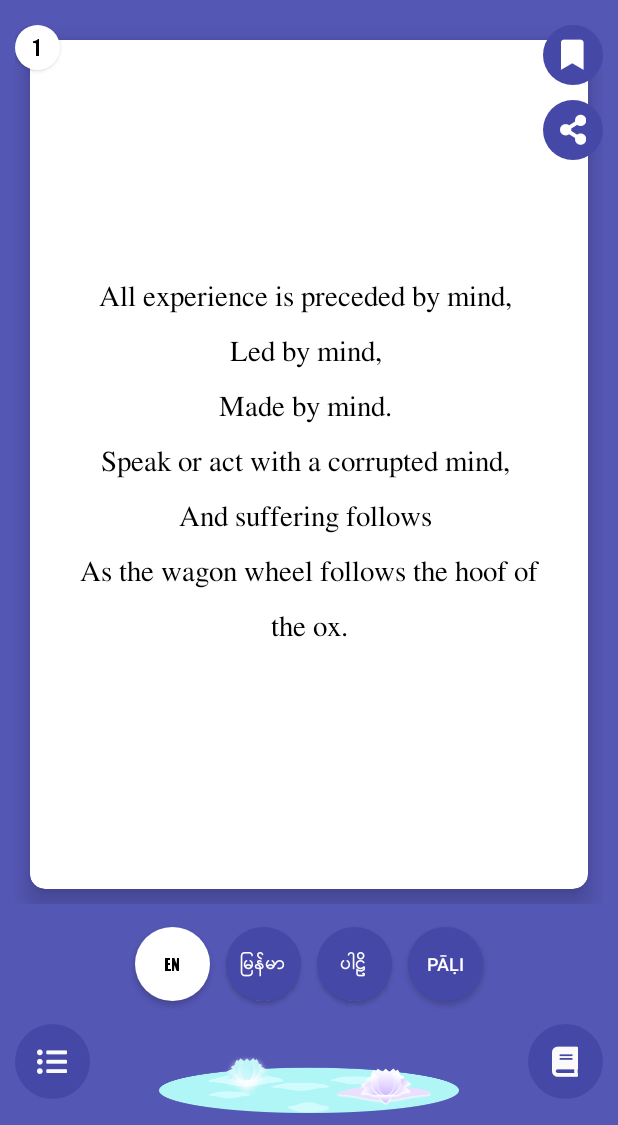
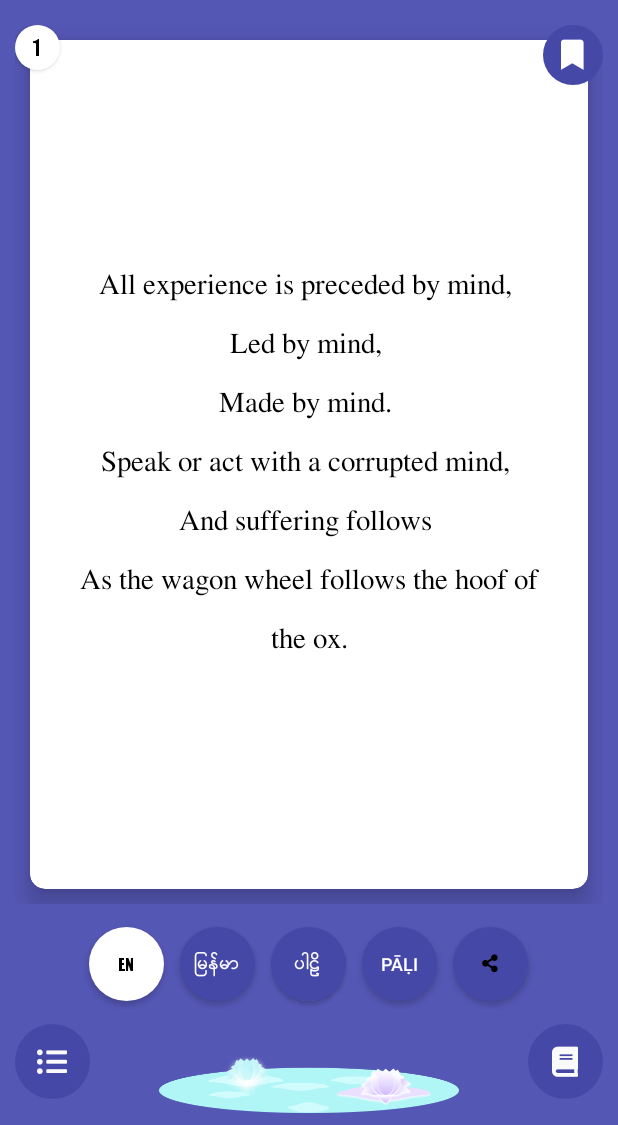
Before and after one commit to xiaoyuanlv/Dhammapada, an Android app: the screen it shows after launch (ItemActivity), after a tap on an icon or button, on a phone screen of 412 x 824 dp, the part 111-1236 px from its top. Run offline under Robolectric (Android 15) with nearby library versions, the light colour scheme and no system bars.

Commit message:
Slide Animation & Share Button Changes

```diff
--- a/app/src/main/java/com/senlasy/dhammapada/activity/ItemActivity.kt
+++ b/app/src/main/java/com/senlasy/dhammapada/activity/ItemActivity.kt
@@ -4,26 +4,33 @@ import android.content.Intent
 import android.graphics.Color
 import androidx.appcompat.app.AppCompatActivity
 import android.os.Bundle
+import android.os.Handler
+import android.os.Looper
 import android.view.View
 import android.widget.Button
 import android.widget.ImageButton
 import android.widget.TextView
 import android.widget.Toast
 import androidx.core.content.ContextCompat
+import androidx.core.text.HtmlCompat
+import androidx.fragment.app.FragmentActivity
+import androidx.viewpager.widget.PagerAdapter
 import androidx.viewpager.widget.ViewPager
+import androidx.viewpager2.widget.ViewPager2
 import com.senlasy.dhammapada.R
 import com.senlasy.dhammapada.adapter.ItemPagerAdapter
 import com.senlasy.dhammapada.database.DBHelper
 import com.senlasy.dhammapada.fragment.ItemFrag
 import com.senlasy.dhammapada.model.Category
 import com.senlasy.dhammapada.model.Dhamma
+import com.senlasy.dhammapada.utility.ZoomOutTransformation
 
 
-class ItemActivity : AppCompatActivity(), ItemFrag.OnFragmentInteractionListener{
+class ItemActivity : FragmentActivity(), ItemFrag.OnFragmentInteractionListener{
 
     private lateinit var imgbtnLayout : ImageButton
     private lateinit var ftvLayout : View
-    private lateinit var vpgList : ViewPager
+    private lateinit var vpgList : ViewPager2
     lateinit var imgbtnFav  : ImageButton
     private lateinit var txtMenuTitle : TextView
     private lateinit var txtMark : TextView
@@ -39,6 +46,7 @@ class ItemActivity : AppCompatActivity(), ItemFrag.OnFragmentInteractionListener
     private lateinit var btnLangMM : Button
     private lateinit var btnLangPali : Button
     private lateinit var btnLangPaliRoman : Button
+    private lateinit var btnShare : Button
 
     private var is_en = true
     private var is_mm = false
@@ -56,8 +64,10 @@ class ItemActivity : AppCompatActivity(), ItemFrag.OnFragmentInteractionListener
         txtMenuTitle = findViewById(R.id.txtMenuTitle)
         txtMark = findViewById(R.id.txtMark)
 
+        vpgList.setPageTransformer(ZoomOutTransformation());
+
         findViewById<ImageButton>(R.id.imgbtnBack).setOnClickListener {
-            backtoMain()
+            backMain()
         }
 
         imgbtnFav.setOnClickListener {
@@ -76,7 +86,7 @@ class ItemActivity : AppCompatActivity(), ItemFrag.OnFragmentInteractionListener
         btnLangMM = findViewById(R.id.btnLangMM)
         btnLangPali = findViewById(R.id.btnLangPali)
         btnLangPaliRoman = findViewById(R.id.btnLangPaliRoman)
-
+        btnShare = findViewById(R.id.btnShare)
 
         btnLangEn.setOnClickListener {
             is_en = true
@@ -84,6 +94,9 @@ class ItemActivity : AppCompatActivity(), ItemFrag.OnFragmentInteractionListener
             is_mm = false
             is_paliroman = false
             setButtonLang(is_en, is_mm, is_pali, is_paliroman)
+            val remem_current = vpgList.currentItem
+            vpgList.adapter = adapter
+            vpgList.currentItem = remem_current
         }
 
         btnLangMM.setOnClickListener {
@@ -92,6 +105,9 @@ class ItemActivity : AppCompatActivity(), ItemFrag.OnFragmentInteractionListener
             is_pali = false
             is_paliroman = false
             setButtonLang(is_en, is_mm, is_pali, is_paliroman)
+            val remem_current = vpgList.currentItem
+            vpgList.adapter = adapter
+            vpgList.currentItem = remem_current
         }
 
         btnLangPali.setOnClickListener {
@@ -100,6 +116,9 @@ class ItemActivity : AppCompatActivity(), ItemFrag.OnFragmentInteractionListener
             is_mm = false
             is_paliroman = false
             setButtonLang(is_en, is_mm, is_pali, is_paliroman)
+            val remem_current = vpgList.currentItem
+            vpgList.adapter = adapter
+            vpgList.currentItem = remem_current
         }
 
         btnLangPaliRoman.setOnClickListener {
@@ -108,6 +127,13 @@ class ItemActivity : AppCompatActivity(), ItemFrag.OnFragmentInteractionListener
             is_mm = false
             is_paliroman = true
             setButtonLang(is_en, is_mm, is_pali, is_paliroman)
+            val remem_current = vpgList.currentItem
+            vpgList.adapter = adapter
+            vpgList.currentItem = remem_current
+        }
+
+        btnShare.setOnClickListener {
+           share(lstItem.get(vpgList.currentItem))
         }
 
         if (savedInstanceState != null && savedInstanceState.containsKey("is_mm")) {
@@ -116,7 +142,6 @@ class ItemActivity : AppCompatActivity(), ItemFrag.OnFragmentInteractionListener
             is_en = savedInstanceState.getBoolean("is_en")
             is_paliroman = savedInstanceState.getBoolean("is_paliroman")
         }
-
 
         setButtonLang(is_en, is_mm, is_pali, is_paliroman)
     }
@@ -187,10 +212,38 @@ class ItemActivity : AppCompatActivity(), ItemFrag.OnFragmentInteractionListener
 
     private fun setUI(){
 
-        adapter = ItemPagerAdapter(lstItem.toMutableList(), supportFragmentManager, this)
+        adapter = ItemPagerAdapter(lstItem.toMutableList(), this)
         vpgList.adapter = adapter
 
+    }
 
+
+    private fun share(dhamma: Dhamma) {
+        val intent = Intent(Intent.ACTION_SEND)
+        intent.type = "text/plain"
+
+        var shareBody = ""
+        if(is_en){
+            shareBody =
+                HtmlCompat.fromHtml(dhamma!!.message!!, HtmlCompat.FROM_HTML_MODE_COMPACT).toString()
+        } else if(is_mm){
+            shareBody =
+                HtmlCompat.fromHtml(dhamma!!.mm_message!!, HtmlCompat.FROM_HTML_MODE_COMPACT).toString()
+        } else if(is_pali){
+            shareBody =
+                HtmlCompat.fromHtml(dhamma!!.pali_message!!, HtmlCompat.FROM_HTML_MODE_COMPACT).toString()
+        } else if(is_paliroman) {
+            shareBody =
+                HtmlCompat.fromHtml(dhamma!!.paliroman!!, HtmlCompat.FROM_HTML_MODE_COMPACT).toString()
+        } else {
+            shareBody =
+                HtmlCompat.fromHtml(dhamma!!.message!!, HtmlCompat.FROM_HTML_MODE_COMPACT).toString()
+        }
+
+
+        intent.putExtra(android.content.Intent.EXTRA_SUBJECT, dhamma!!.id.toString())
+        intent.putExtra(android.content.Intent.EXTRA_TEXT, shareBody)
+        startActivity(Intent.createChooser(intent, "Share"))
     }
 
     private fun getCategoryId(){
@@ -203,31 +256,31 @@ class ItemActivity : AppCompatActivity(), ItemFrag.OnFragmentInteractionListener
         if(categoryID > 0){
             getData()
         } else {
-            backtoMain()
+            backMain()
         }
 
     }
 
-    private fun backtoMain(){
+    private fun backMain(){
         finish()
         startActivity(Intent(this, MainActivity::class.java))
     }
 
-    fun getData(){
+    private fun getData(){
         val dbHelper = DBHelper(this)
         category = dbHelper.getCategory(categoryID)[0]
         lstItem = dbHelper.getAllDhammaByCategory(categoryID)
         if(lstItem.isNotEmpty()){
             setUI()
         } else {
-            backtoMain()
+            backMain()
         }
     }
 
 
     override fun onBackPressed() {
        // super.onBackPressed()
-       backtoMain()
+       backMain()
     }
 
     override fun onFavBtnClick(item: Dhamma, view: TextView) {
--- a/app/src/main/java/com/senlasy/dhammapada/activity/MainActivity.kt
+++ b/app/src/main/java/com/senlasy/dhammapada/activity/MainActivity.kt
@@ -80,7 +80,6 @@ class MainActivity : AppCompatActivity() {
                 btnClose.setOnClickListener {
                     alertDialog.dismiss()
                 }
-
 
                 alertDialog.window!!.setBackgroundDrawableResource(R.drawable.dialog_bg)
                 alertDialog.window!!.attributes.windowAnimations = R.style.DialogAnimation
--- a/app/src/main/java/com/senlasy/dhammapada/adapter/CategoryAdapter.kt
+++ b/app/src/main/java/com/senlasy/dhammapada/adapter/CategoryAdapter.kt
@@ -1,6 +1,9 @@
 package com.senlasy.dhammapada.adapter
 
 import android.content.Context
+import android.content.res.Resources
+import android.graphics.Color
+import android.graphics.PorterDuff
 import android.view.LayoutInflater
 import android.view.View
 import android.view.ViewGroup
@@ -44,12 +47,10 @@ class CategoryAdapter(
 
     fun addAll(item: List<Category>) {
         CategoryList.addAll(item)
-        notifyDataSetChanged()
     }
 
     fun setData(lst: MutableList<Category>){
         CategoryList = lst
-        notifyDataSetChanged()
     }
 
     fun remove(item: Category) {
@@ -124,7 +125,8 @@ class CategoryAdapter(
             setData(item, is_en_visible, is_mm_visible, is_pali_visible, is_pali_roman_visible)
 
             rlCategory.setOnClickListener {
-                rlCategory.setBackgroundColor(context.resources.getColor( R.color.colorAccent, null))
+                rlCategory.setBackgroundColor(Color.parseColor("#FFDE03"));
+//                rlCategory.setBackgroundColor(context.resources.getColor(R.color.colorAccent, ))
                 focusedItem = layoutPosition
                 listener!!.onItemClick(item, it)
             }
--- a/app/src/main/java/com/senlasy/dhammapada/adapter/ItemAdapter.kt
+++ b/app/src/main/java/com/senlasy/dhammapada/adapter/ItemAdapter.kt
@@ -46,12 +46,10 @@ class ItemAdapter(
 
     fun addAll(item: List<Dhamma>) {
         ItemList.addAll(item)
-        notifyDataSetChanged()
     }
 
     fun setData(lst: MutableList<Dhamma>){
         ItemList = lst
-        notifyDataSetChanged()
     }
 
     fun remove(item: Dhamma) {
--- a/app/src/main/java/com/senlasy/dhammapada/adapter/ItemPagerAdapter.kt
+++ b/app/src/main/java/com/senlasy/dhammapada/adapter/ItemPagerAdapter.kt
@@ -1,41 +1,36 @@
 package com.senlasy.dhammapada.adapter
 
-import android.content.Context
-import androidx.fragment.app.Fragment
-import androidx.fragment.app.FragmentManager
-import androidx.fragment.app.FragmentPagerAdapter
-import androidx.fragment.app.FragmentStatePagerAdapter
-import androidx.viewpager.widget.PagerAdapter
+import androidx.fragment.app.*
+import androidx.viewpager2.adapter.StatefulAdapter
 import com.senlasy.dhammapada.fragment.ItemFrag
 import com.senlasy.dhammapada.model.Dhamma
 
-class ItemPagerAdapter(var DhammaList: MutableList<Dhamma>,fragmentManager : FragmentManager,var context : Context) : FragmentStatePagerAdapter(fragmentManager, BEHAVIOR_RESUME_ONLY_CURRENT_FRAGMENT) {
-
-    var is_en_visible : Boolean = true
-    var is_mm_visible : Boolean = false
-    var is_pali_visible : Boolean = false
-    var is_pali_roman  : Boolean = false
+class ItemPagerAdapter(var lstDhamma: MutableList<Dhamma>, var context : FragmentActivity) : androidx.viewpager2.adapter.FragmentStateAdapter(context), StatefulAdapter {
 
 
-    override fun getItem(position: Int): Fragment {
-        return ItemFrag.newInstance(DhammaList[position], is_en_visible, is_mm_visible, is_pali_visible, is_pali_roman)
-    }
+
+    var isEn : Boolean = true
+    var isMM : Boolean = false
+    var isPali : Boolean = false
+    var isPaliRoman  : Boolean = false
 
     fun setLangVisibility(is_en_visible : Boolean, is_mm_visible : Boolean, is_pali_visible : Boolean, is_pali_roman : Boolean){
-        this.is_en_visible = is_en_visible
-        this.is_mm_visible = is_mm_visible
-        this.is_pali_visible = is_pali_visible
-        this.is_pali_roman = is_pali_roman
+        this.isEn = is_en_visible
+        this.isMM = is_mm_visible
+        this.isPali = is_pali_visible
+        this.isPaliRoman = is_pali_roman
         notifyDataSetChanged()
     }
 
-    override fun getItemPosition(`object`: Any): Int {
-        return PagerAdapter.POSITION_NONE
+    override fun getItemCount(): Int {
+       return lstDhamma.count()
     }
 
-    override fun getCount(): Int {
-        return DhammaList.count()
+    override fun createFragment(position: Int): Fragment {
+        return ItemFrag.newInstance(lstDhamma[position], isEn, isMM, isPali, isPaliRoman)
     }
 
 
+
+
 }
--- a/app/src/main/java/com/senlasy/dhammapada/fragment/ItemFrag.kt
+++ b/app/src/main/java/com/senlasy/dhammapada/fragment/ItemFrag.kt
@@ -35,7 +35,6 @@ class ItemFrag : Fragment() {
     private lateinit var imgbtnFav : ImageButton
     private lateinit var ftvFav : TextView
     private lateinit var btnNum : Button
-    private lateinit var btnShare : ImageButton
 
     private var is_mm_visible = true
     private var is_en_visible = true
@@ -67,34 +66,16 @@ class ItemFrag : Fragment() {
         imgbtnFav = v.findViewById(R.id.imgbtnFav)
         ftvFav = v.findViewById(R.id.ftvFav)
         btnNum = v.findViewById(R.id.btnNum)
-        btnShare = v.findViewById(R.id.imgbtnShare)
-        btnShare.setOnClickListener {
-            val intent = Intent(Intent.ACTION_SEND)
-            intent.type = "text/plain"
 
-            var shareBody = ""
-            if(is_en_visible){
-                shareBody =
-                    HtmlCompat.fromHtml(dhamma!!.message!!, HtmlCompat.FROM_HTML_MODE_COMPACT).toString()
-            } else if(is_mm_visible){
-                shareBody =
-                    HtmlCompat.fromHtml(dhamma!!.mm_message!!, HtmlCompat.FROM_HTML_MODE_COMPACT).toString()
-            } else if(is_pali_visible){
-                shareBody =
-                    HtmlCompat.fromHtml(dhamma!!.pali_message!!, HtmlCompat.FROM_HTML_MODE_COMPACT).toString()
-            } else if(is_pali_roman_visible) {
-                shareBody =
-                    HtmlCompat.fromHtml(dhamma!!.paliroman!!, HtmlCompat.FROM_HTML_MODE_COMPACT).toString()
-            } else {
-                shareBody =
-                    HtmlCompat.fromHtml(dhamma!!.message!!, HtmlCompat.FROM_HTML_MODE_COMPACT).toString()
-            }
+        imgbtnFav.setOnClickListener {
+            listener?.onFavBtnClick(dhamma!!, ftvFav)
+        }
 
+        return v
+    }
 
-            intent.putExtra(android.content.Intent.EXTRA_SUBJECT, dhamma!!.id.toString())
-            intent.putExtra(android.content.Intent.EXTRA_TEXT, shareBody)
-            startActivity(Intent.createChooser(intent, "Share"))
-        }
+    override fun onResume() {
+        super.onResume()
 
         if(dhamma!!.fav == 1){
             ftvFav.setTextColor(ContextCompat.getColor(requireContext(), R.color.colorAccent))
@@ -116,11 +97,6 @@ class ItemFrag : Fragment() {
 
         btnNum.text = dhamma!!.id.toString()
 
-        imgbtnFav.setOnClickListener {
-            listener?.onFavBtnClick(dhamma!!, ftvFav)
-        }
-
-        return v
     }
 
     override fun onAttach(context: Context) {
--- /dev/null
+++ b/app/src/main/java/com/senlasy/dhammapada/utility/ZoomOutTransformation.kt
@@ -0,0 +1,31 @@
+package com.senlasy.dhammapada.utility
+
+import android.view.View
+import androidx.viewpager2.widget.ViewPager2
+
+class ZoomOutTransformation : ViewPager2.PageTransformer {
+
+    private var MINSCALE = 0.65f;
+    private var MINALPHA = 0.3f;
+
+    override fun transformPage(page: View, position: Float) {
+        if (position <-1){  // [-Infinity,-1)
+            // This page is way off-screen to the left.
+            page.alpha = 0f;
+
+        }
+        else if (position <=1){ // [-1,1]
+
+            page.scaleX = Math.max(MINSCALE,1-Math.abs(position));
+            page.scaleY = Math.max(MINSCALE,1-Math.abs(position));
+            page.alpha = Math.max(MINALPHA,1-Math.abs(position));
+
+        }
+        else {  // (1,+Infinity]
+            // This page is way off-screen to the right.
+            page.alpha = 0f;
+
+        }
+    }
+
+}
--- a/app/src/main/res/layout-land/activity_item.xml
+++ b/app/src/main/res/layout-land/activity_item.xml
@@ -58,15 +58,14 @@
     </RelativeLayout>
 
 
-    <androidx.viewpager.widget.ViewPager
+    <androidx.viewpager2.widget.ViewPager2
         android:id="@+id/vpgList"
         android:layout_width="match_parent"
         android:layout_height="0dp"
         android:layout_weight="1"
         android:background="@android:color/transparent">
 
-
-    </androidx.viewpager.widget.ViewPager>
+    </androidx.viewpager2.widget.ViewPager2>
 
 
 
--- a/app/src/main/res/layout/activity_fav.xml
+++ b/app/src/main/res/layout/activity_fav.xml
@@ -62,7 +62,7 @@
             android:textColor="@color/colorPrimary"
             />
 
-        <androidx.viewpager.widget.ViewPager
+        <androidx.viewpager2.widget.ViewPager2
             android:id="@+id/vpgList"
             android:layout_width="match_parent"
             android:layout_height="match_parent"
--- a/app/src/main/res/layout/activity_item.xml
+++ b/app/src/main/res/layout/activity_item.xml
@@ -10,8 +10,7 @@
 
     <RelativeLayout
         android:layout_width="match_parent"
-        android:layout_height="wrap_content"
-        >
+        android:layout_height="wrap_content">
 
 
         <androidx.appcompat.widget.AppCompatImageView
@@ -59,15 +58,14 @@
 
 
 
-    <androidx.viewpager.widget.ViewPager
+    <androidx.viewpager2.widget.ViewPager2
         android:id="@+id/vpgList"
         android:layout_width="match_parent"
         android:layout_height="0dp"
         android:layout_weight="1"
         android:background="@android:color/transparent">
 
-
-    </androidx.viewpager.widget.ViewPager>
+    </androidx.viewpager2.widget.ViewPager2>
 
 <RelativeLayout
     android:layout_width="wrap_content"
@@ -131,6 +129,22 @@
         android:textSize="12sp" />
 
 
+    <androidx.appcompat.widget.AppCompatButton
+        android:id="@+id/btnShare"
+        android:layout_width="50dp"
+        android:layout_height="50dp"
+        android:layout_alignParentBottom="true"
+        android:layout_marginStart="5dp"
+        android:layout_marginTop="5dp"
+        android:layout_marginEnd="5dp"
+        android:layout_marginBottom="5dp"
+        android:layout_toEndOf="@id/btnLangPaliRoman"
+        android:background="@drawable/rounded_button"
+        android:fontFamily="@font/fasolid"
+        android:text="@string/share_font"
+        android:textSize="12sp" />
+
+
 
 </RelativeLayout>
 
@@ -167,12 +181,11 @@
                 android:id="@+id/ftvFav"
                 android:layout_width="wrap_content"
                 android:layout_height="wrap_content"
+                android:layout_centerInParent="true"
+                android:fontFamily="@font/fasolid"
                 android:text="@string/book_font"
                 android:textColor="@color/colorPrimary"
-                android:textSize="20sp"
-                android:layout_centerInParent="true"
-                android:fontFamily="@font/fasolid"
-                />
+                android:textSize="20sp" />
 
         </RelativeLayout>
 
--- a/app/src/main/res/layout/app_info_dialog.xml
+++ b/app/src/main/res/layout/app_info_dialog.xml
@@ -50,8 +50,7 @@
                 android:layout_height="wrap_content"
                 android:orientation="vertical"
                 android:layout_below="@id/txtTitle"
-                android:layout_marginTop="10dp"
-                >
+                android:layout_marginTop="10dp">
 
                 <androidx.appcompat.widget.AppCompatTextView
                     android:layout_width="250dp"
@@ -77,7 +76,7 @@
                         android:layout_height="wrap_content"
                         android:padding="10dp"
                         android:fontFamily="@font/impact"
-                        android:text="V 2.1"
+                        android:text="V 2.3"
                         android:textSize="17sp"
                         android:textColor="@android:color/black"
                         android:textAlignment="center"
--- a/app/src/main/res/layout/fragment_item.xml
+++ b/app/src/main/res/layout/fragment_item.xml
@@ -47,14 +47,14 @@
                             android:layout_width="match_parent"
                             android:layout_height="wrap_content"
                             android:layout_centerInParent="true"
+                            android:layout_marginStart="20dp"
+                            android:layout_marginTop="40dp"
+                            android:layout_marginEnd="20dp"
                             android:fontFamily="@font/mm3"
                             android:gravity="center"
-                            android:lineSpacingExtra="11sp"
+                            android:lineSpacingExtra="14sp"
                             android:scrollbars="vertical"
-                            android:layout_marginTop="40dp"
-                            android:layout_marginStart="20dp"
-                            android:layout_marginEnd="20dp"
-                            android:text="...A"
+                            android:text="..."
                             android:textSize="17sp" />
 
                     </RelativeLayout>
@@ -96,28 +96,7 @@
                 </RelativeLayout>
 
 
-                <RelativeLayout
-                    android:layout_width="40dp"
-                    android:layout_height="40dp"
-                    android:layout_marginTop="10dp">
 
-                    <ImageButton
-                        android:id="@+id/imgbtnShare"
-                        android:layout_width="match_parent"
-                        android:layout_height="match_parent"
-                        android:background="@drawable/rounded_button" />
-
-                    <androidx.appcompat.widget.AppCompatTextView
-                        android:id="@+id/ftvShare"
-                        android:layout_width="wrap_content"
-                        android:layout_height="wrap_content"
-                        android:layout_centerInParent="true"
-                        android:fontFamily="@font/fasolid"
-                        android:text="@string/share_font"
-                        android:textColor="@android:color/white"
-                        android:textSize="20sp" />
-
-                </RelativeLayout>
 
 
             </androidx.appcompat.widget.LinearLayoutCompat>
@@ -131,7 +110,7 @@
                 android:layout_width="30dp"
                 android:layout_height="30dp"
                 android:fontFamily="@font/impact"
-                android:text="1"
+                android:text="..."
                 android:background="@drawable/rounded_white_button"
                 android:layout_alignParentTop="true"
                 android:layout_alignParentStart="true"
--- a/build.gradle
+++ b/build.gradle
@@ -8,7 +8,7 @@ buildscript {
     }
 
     dependencies {
-        classpath 'com.android.tools.build:gradle:7.0.4'
+        classpath 'com.android.tools.build:gradle:7.3.0-alpha07'
         classpath "org.jetbrains.kotlin:kotlin-gradle-plugin:$kotlin_version"
         // NOTE: Do not place your application dependencies here; they belong
         // in the individual module build.gradle files
--- a/gradle.properties
+++ b/gradle.properties
@@ -19,3 +19,4 @@ android.useAndroidX=true
 android.enableJetifier=true
 # Kotlin code style for this project: "official" or "obsolete":
 kotlin.code.style=official
+org.gradle.unsafe.configuration-cache=true
```
Also changed, not shown: app/build.gradle (+7 -7 lines), app/src/main/java/com/senlasy/dhammapada/activity/FavActivity.kt (+25 -12 lines), gradle/wrapper/gradle-wrapper.properties.
